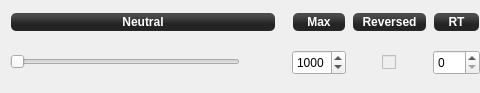
First picture: the form in ground/openpilotgcs/src/plugins/config/inputchannelform.ui, repository openpilot/OpenPilot, before the edit; both pictures show x 348 to 828 and y 0 to 93 of the 828 by 93 pixel window.
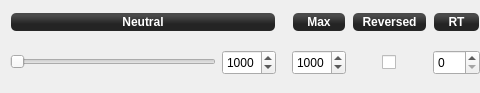
Second picture: the form after the edit.

Commit message: OP-1166 Adde some more nice to have functionality to the channel configuration gui.

What changed in the file:
```diff
--- a/ground/openpilotgcs/src/plugins/config/inputchannelform.ui
+++ b/ground/openpilotgcs/src/plugins/config/inputchannelform.ui
@@ -565,22 +565,6 @@
      </property>
     </widget>
    </item>
-   <item row="1" column="6" alignment="Qt::AlignHCenter">
-    <widget class="QLabel" name="neutral">
-     <property name="minimumSize">
-      <size>
-       <width>30</width>
-       <height>0</height>
-      </size>
-     </property>
-     <property name="text">
-      <string/>
-     </property>
-     <property name="alignment">
-      <set>Qt::AlignCenter</set>
-     </property>
-    </widget>
-   </item>
    <item row="1" column="12">
     <widget class="QSpinBox" name="channelResponseTime">
      <property name="enabled">
@@ -652,7 +636,7 @@
       <item row="0" column="0" alignment="Qt::AlignHCenter">
        <widget class="QCheckBox" name="channelRev">
         <property name="enabled">
-         <bool>false</bool>
+         <bool>true</bool>
         </property>
         <property name="minimumSize">
          <size>
@@ -668,6 +652,22 @@
      </layout>
     </widget>
    </item>
+   <item row="1" column="6">
+    <widget class="QSpinBox" name="neutralValue">
+     <property name="minimumSize">
+      <size>
+       <width>0</width>
+       <height>25</height>
+      </size>
+     </property>
+     <property name="maximum">
+      <number>9999</number>
+     </property>
+     <property name="value">
+      <number>1000</number>
+     </property>
+    </widget>
+   </item>
   </layout>
   <widget class="QSpinBox" name="channelNumber">
    <property name="enabled">
```
The commit also changes 3 other files.
